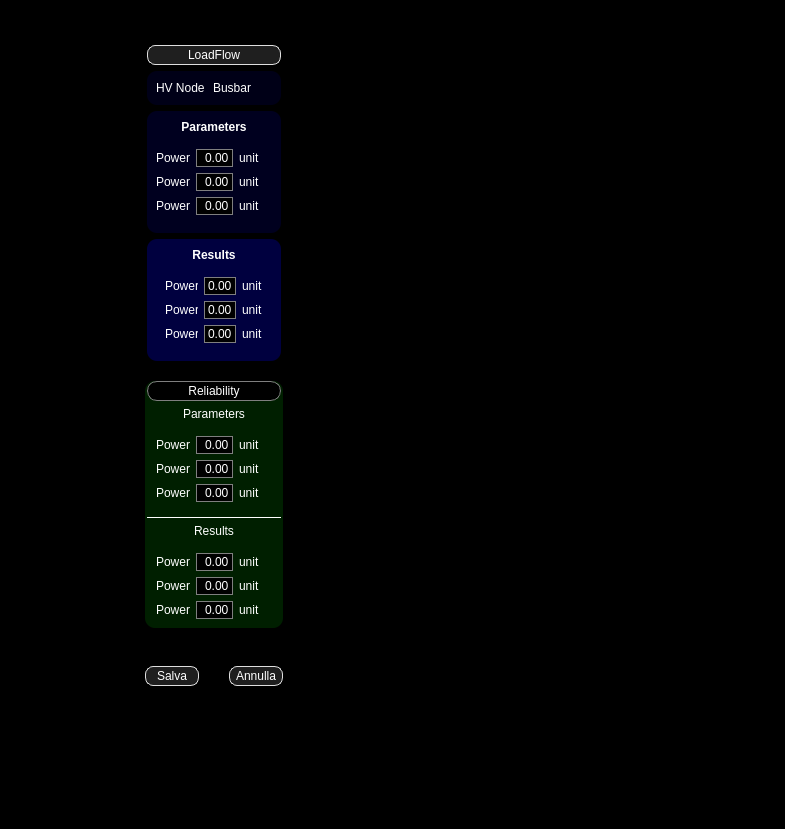
AntonioRIcca/ARStool, file UI/test_elementeProperties.ui: the form before one commit.
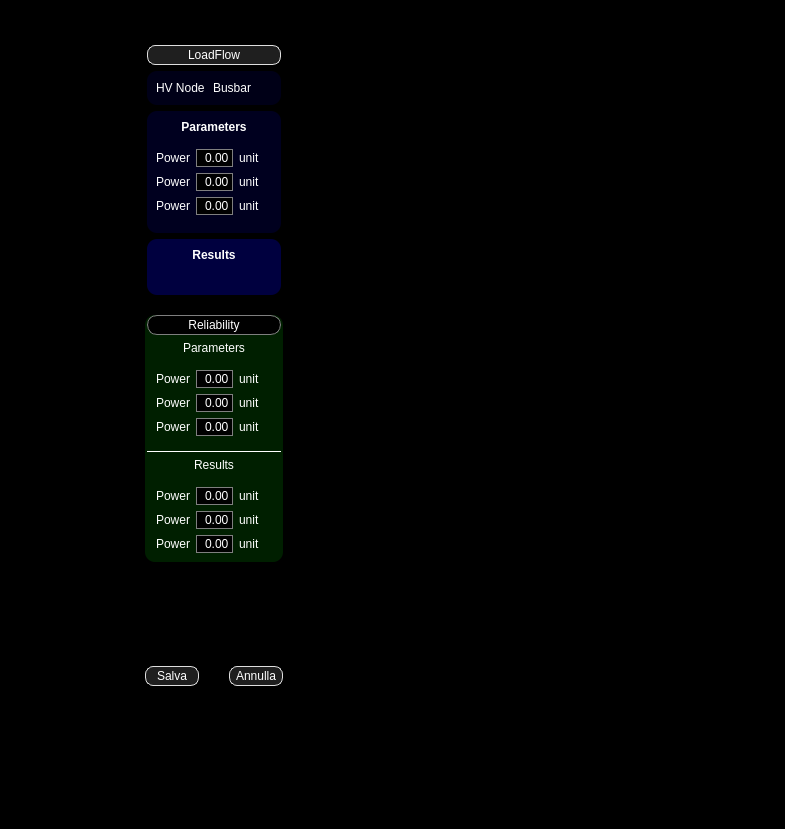
The form after the commit.

```diff
--- a/UI/test_elementeProperties.ui
+++ b/UI/test_elementeProperties.ui
@@ -308,80 +308,7 @@
           </item>
           <item>
            <widget class="QWidget" name="lfResWgt" native="true">
-            <layout class="QGridLayout" name="lfResGL">
-             <item row="0" column="2">
-              <widget class="QLabel" name="label_18">
-               <property name="text">
-                <string>unit</string>
-               </property>
-              </widget>
-             </item>
-             <item row="0" column="1">
-              <widget class="QDoubleSpinBox" name="doubleSpinBox_7">
-               <property name="alignment">
-                <set>Qt::AlignRight|Qt::AlignTrailing|Qt::AlignVCenter</set>
-               </property>
-               <property name="buttonSymbols">
-                <enum>QAbstractSpinBox::NoButtons</enum>
-               </property>
-              </widget>
-             </item>
-             <item row="3" column="1">
-              <widget class="QDoubleSpinBox" name="doubleSpinBox_8">
-               <property name="alignment">
-                <set>Qt::AlignRight|Qt::AlignTrailing|Qt::AlignVCenter</set>
-               </property>
-               <property name="buttonSymbols">
-                <enum>QAbstractSpinBox::NoButtons</enum>
-               </property>
-              </widget>
-             </item>
-             <item row="0" column="0">
-              <widget class="QLabel" name="label_13">
-               <property name="text">
-                <string>Power</string>
-               </property>
-              </widget>
-             </item>
-             <item row="1" column="1">
-              <widget class="QDoubleSpinBox" name="doubleSpinBox_9">
-               <property name="alignment">
-                <set>Qt::AlignRight|Qt::AlignTrailing|Qt::AlignVCenter</set>
-               </property>
-               <property name="buttonSymbols">
-                <enum>QAbstractSpinBox::NoButtons</enum>
-               </property>
-              </widget>
-             </item>
-             <item row="1" column="0">
-              <widget class="QLabel" name="label_17">
-               <property name="text">
-                <string>Power</string>
-               </property>
-              </widget>
-             </item>
-             <item row="3" column="2">
-              <widget class="QLabel" name="label_14">
-               <property name="text">
-                <string>unit</string>
-               </property>
-              </widget>
-             </item>
-             <item row="1" column="2">
-              <widget class="QLabel" name="label_16">
-               <property name="text">
-                <string>unit</string>
-               </property>
-              </widget>
-             </item>
-             <item row="3" column="0">
-              <widget class="QLabel" name="label_15">
-               <property name="text">
-                <string>Power</string>
-               </property>
-              </widget>
-             </item>
-            </layout>
+            <layout class="QGridLayout" name="lfResGL"/>
            </widget>
           </item>
          </layout>
```
Left out of the diff: 4 changed lines with no effect on the pictures.
